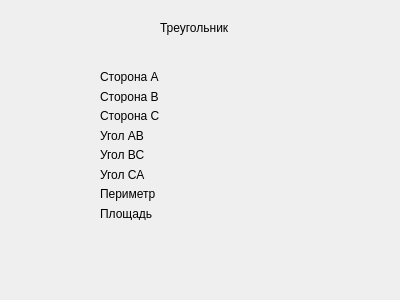
Before: the Qt Designer form FigureListShow/showtriangle.ui in momooshi/GeometryAssistance, drawn with Qt 5.
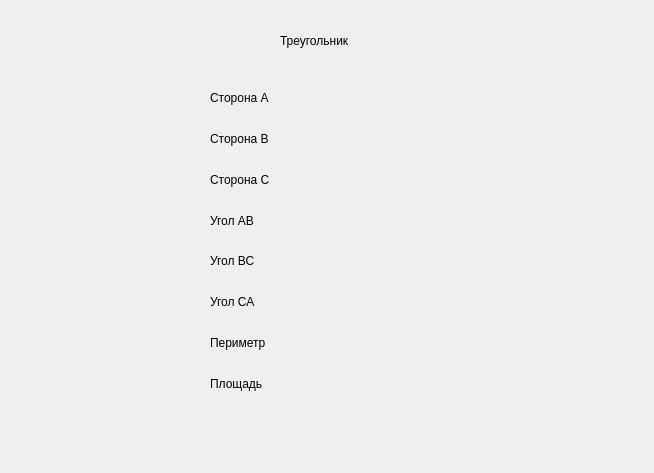
After: the same form once the commit is applied.

```diff
--- a/FigureListShow/showtriangle.ui
+++ b/FigureListShow/showtriangle.ui
@@ -6,8 +6,8 @@
    <rect>
     <x>0</x>
     <y>0</y>
-    <width>400</width>
-    <height>300</height>
+    <width>654</width>
+    <height>473</height>
    </rect>
   </property>
   <property name="windowTitle">
@@ -16,23 +16,23 @@
   <widget class="QLabel" name="label">
    <property name="geometry">
     <rect>
-     <x>160</x>
+     <x>280</x>
      <y>20</y>
-     <width>71</width>
-     <height>16</height>
+     <width>201</width>
+     <height>41</height>
     </rect>
    </property>
    <property name="text">
     <string>Треугольник</string>
    </property>
   </widget>
-  <widget class="QWidget" name="">
+  <widget class="QWidget" name="layoutWidget">
    <property name="geometry">
     <rect>
-     <x>100</x>
-     <y>70</y>
-     <width>161</width>
-     <height>150</height>
+     <x>210</x>
+     <y>80</y>
+     <width>271</width>
+     <height>321</height>
     </rect>
    </property>
    <layout class="QHBoxLayout" name="horizontalLayout">
```
